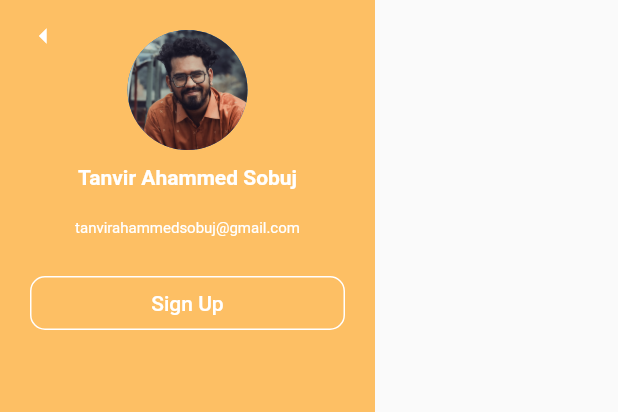
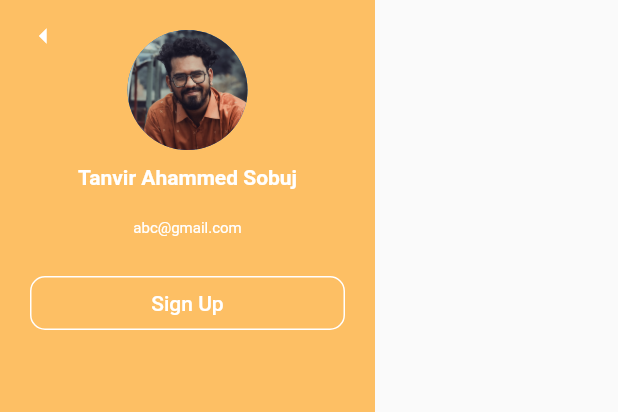
Before and after one commit to Morium-Nasa/Flutter, a Flutter app: the Drwr widget shown alone on an empty page, opened directly, on a phone screen of 412 x 824 dp. Shown: the top 412 px of the screen. Run offline on Flutter 3.47's test engine with Material 2 defaults, Android fonts, the light colour scheme and no system bars; our stand-ins replace cloud_firestore, firebase_auth, firebase_core, firebase_storage, flutter_spinkit, flutter_svg and 7 more; missing offline and left inert: cloud_firestore_web, dart:html, dart:js, firebase_auth_web, firebase_core_web, firebase_storage_web and 4 more; accounts and stored records are empty; key blocks and very long unbroken strings in the code were emptied for the run.

Commit message:
Update drawer.dart

```diff
--- a/drawer-master/lib/drawer.dart
+++ b/drawer-master/lib/drawer.dart
@@ -41,7 +41,7 @@ class Drwr extends StatelessWidget {
                               height: 20,
                             ),
                             Text(
-                              "tanvirahammedsobuj@gmail.com",
+                              "abc@gmail.com",
                               style: TextStyle(
                                 color: Colors.white,
                                 fontSize: 10,
```
